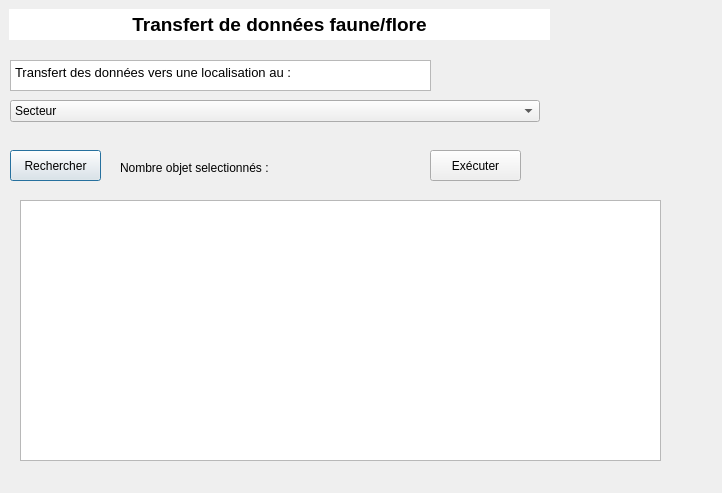
This is transdata/ui/form_settings.ui in CEN-Hauts-de-France/transdata as Qt 5 draws it before an edit. The edited form follows.
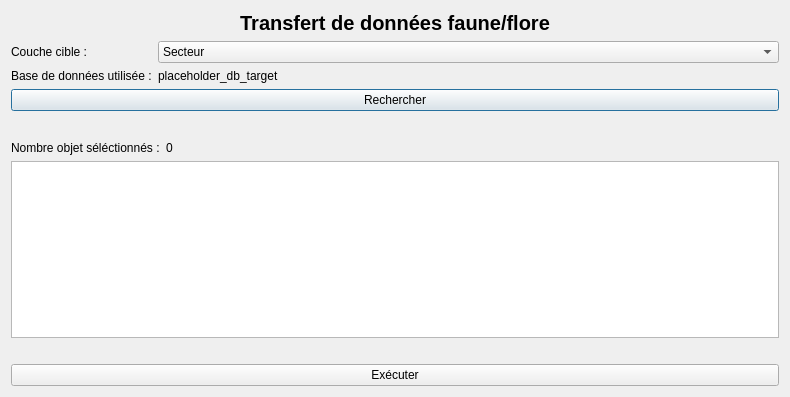
This is the edited form.

Commit message: Amélioration UI

The edit to the form file:
```diff
--- a/transdata/ui/form_settings.ui
+++ b/transdata/ui/form_settings.ui
@@ -6,8 +6,8 @@
    <rect>
     <x>0</x>
     <y>0</y>
-    <width>722</width>
-    <height>493</height>
+    <width>790</width>
+    <height>397</height>
    </rect>
   </property>
   <property name="windowTitle">
@@ -19,49 +19,46 @@
   <property name="locale">
    <locale language="English" country="UnitedStates"/>
   </property>
-  <widget class="QTextEdit" name="lbl_title">
-   <property name="enabled">
-    <bool>true</bool>
-   </property>
-   <property name="geometry">
-    <rect>
-     <x>9</x>
-     <y>9</y>
-     <width>541</width>
-     <height>31</height>
-    </rect>
-   </property>
-   <property name="focusPolicy">
-    <enum>Qt::NoFocus</enum>
-   </property>
-   <property name="autoFillBackground">
-    <bool>false</bool>
-   </property>
-   <property name="frameShape">
-    <enum>QFrame::NoFrame</enum>
-   </property>
-   <property name="frameShadow">
-    <enum>QFrame::Raised</enum>
-   </property>
-   <property name="lineWidth">
-    <number>0</number>
-   </property>
-   <property name="html">
-    <string>&lt;!DOCTYPE HTML PUBLIC &quot;-//W3C//DTD HTML 4.0//EN&quot; &quot;http://www.w3.org/TR/REC-html40/strict.dtd&quot;&gt;
-&lt;html&gt;&lt;head&gt;&lt;meta name=&quot;qrichtext&quot; content=&quot;1&quot; /&gt;&lt;style type=&quot;text/css&quot;&gt;
-p, li { white-space: pre-wrap; }
-&lt;/style&gt;&lt;/head&gt;&lt;body style=&quot; font-family:'Ubuntu'; font-size:11pt; font-weight:400; font-style:normal;&quot;&gt;
-&lt;p align=&quot;center&quot; style=&quot; margin-top:0px; margin-bottom:0px; margin-left:0px; margin-right:0px; -qt-block-indent:0; text-indent:0px;&quot;&gt;&lt;span style=&quot; font-family:'MS Shell Dlg 2'; font-size:14pt; font-weight:600;&quot;&gt;Transfert de données faune/flore&lt;/span&gt;&lt;/p&gt;&lt;/body&gt;&lt;/html&gt;</string>
-   </property>
-  </widget>
+  <layout class="QVBoxLayout" name="verticalLayout">
+   <item>
+    <widget class="QLabel" name="lbl_h1">
+     <property name="font">
+      <font>
+       <pointsize>15</pointsize>
+       <weight>75</weight>
+       <bold>true</bold>
+      </font>
+     </property>
+     <property name="cursor">
+      <cursorShape>BlankCursor</cursorShape>
+     </property>
+     <property name="locale">
+      <locale language="French" country="France"/>
+     </property>
+     <property name="text">
+      <string>Transfert de données faune/flore</string>
+     </property>
+     <property name="alignment">
+      <set>Qt::AlignCenter</set>
+     </property>
+    </widget>
+   </item>
+   <item>
+    <layout class="QFormLayout" name="formLayout_2">
+     <item row="1" column="0">
+      <widget class="QLabel" name="lbl_typCible">
+       <property name="locale">
+        <locale language="French" country="France"/>
+       </property>
+       <property name="text">
+        <string>Couche cible :</string>
+       </property>
+      </widget>
+     </item>
+     <item row="1" column="1">
   <widget class="QComboBox" name="cbx_typCible">
-   <property name="geometry">
-    <rect>
-     <x>10</x>
-     <y>100</y>
-     <width>530</width>
-     <height>22</height>
-    </rect>
+       <property name="locale">
+        <locale language="French" country="France"/>
    </property>
    <property name="currentText">
     <string>Secteur</string>
@@ -87,72 +84,100 @@
     </property>
    </item>
   </widget>
-  <widget class="QTextEdit" name="lbl_typCible">
-   <property name="geometry">
-    <rect>
-     <x>10</x>
-     <y>60</y>
-     <width>421</width>
-     <height>31</height>
-    </rect>
-   </property>
-   <property name="html">
-    <string>&lt;!DOCTYPE HTML PUBLIC &quot;-//W3C//DTD HTML 4.0//EN&quot; &quot;http://www.w3.org/TR/REC-html40/strict.dtd&quot;&gt;
-&lt;html&gt;&lt;head&gt;&lt;meta name=&quot;qrichtext&quot; content=&quot;1&quot; /&gt;&lt;style type=&quot;text/css&quot;&gt;
-p, li { white-space: pre-wrap; }
-&lt;/style&gt;&lt;/head&gt;&lt;body style=&quot; font-family:'Ubuntu'; font-size:11pt; font-weight:400; font-style:normal;&quot;&gt;
-&lt;p style=&quot; margin-top:0px; margin-bottom:0px; margin-left:0px; margin-right:0px; -qt-block-indent:0; text-indent:0px;&quot;&gt;&lt;span style=&quot; font-family:'MS Shell Dlg 2'; font-size:9.75pt;&quot;&gt;Transfert des données vers une localisation au :&lt;/span&gt;&lt;/p&gt;&lt;/body&gt;&lt;/html&gt;</string>
-   </property>
-  </widget>
+     </item>
+     <item row="3" column="0" colspan="2">
   <widget class="QPushButton" name="btn_recherch">
-   <property name="geometry">
-    <rect>
-     <x>10</x>
-     <y>150</y>
-     <width>91</width>
-     <height>31</height>
-    </rect>
+       <property name="locale">
+        <locale language="French" country="France"/>
    </property>
    <property name="text">
     <string>Rechercher</string>
    </property>
   </widget>
+     </item>
+     <item row="2" column="0">
+      <widget class="QLabel" name="lbl_database">
+       <property name="text">
+        <string>Base de données utilisée :</string>
+       </property>
+      </widget>
+     </item>
+     <item row="2" column="1">
+      <widget class="QLabel" name="lbl_database_value">
+       <property name="locale">
+        <locale language="French" country="France"/>
+       </property>
+       <property name="text">
+        <string>placeholder_db_target</string>
+       </property>
+      </widget>
+     </item>
+    </layout>
+   </item>
+   <item>
+    <spacer name="verticalSpacer">
+     <property name="orientation">
+      <enum>Qt::Vertical</enum>
+     </property>
+     <property name="sizeHint" stdset="0">
+      <size>
+       <width>20</width>
+       <height>40</height>
+      </size>
+     </property>
+    </spacer>
+   </item>
+   <item>
+    <layout class="QFormLayout" name="formLayout_3">
+     <item row="0" column="0">
   <widget class="QLabel" name="lbl_nbObjSel">
-   <property name="geometry">
-    <rect>
-     <x>120</x>
-     <y>160</y>
-     <width>201</width>
-     <height>16</height>
-    </rect>
+       <property name="locale">
+        <locale language="French" country="France"/>
    </property>
    <property name="text">
-    <string>Nombre objet selectionnés :</string>
-   </property>
-  </widget>
+        <string>Nombre objet séléctionnés :</string>
+       </property>
+      </widget>
+     </item>
+     <item row="0" column="1">
+      <widget class="QLabel" name="blb_nbObjSel_value">
+       <property name="locale">
+        <locale language="French" country="France"/>
+       </property>
+       <property name="text">
+        <string>0</string>
+       </property>
+      </widget>
+     </item>
+     <item row="1" column="0" colspan="2">
+      <widget class="QListWidget" name="lst_cibles"/>
+     </item>
+    </layout>
+   </item>
+   <item>
+    <spacer name="horizontalSpacer">
+     <property name="orientation">
+      <enum>Qt::Horizontal</enum>
+     </property>
+     <property name="sizeHint" stdset="0">
+      <size>
+       <width>40</width>
+       <height>20</height>
+      </size>
+     </property>
+    </spacer>
+   </item>
+   <item>
   <widget class="QPushButton" name="btn_exec">
-   <property name="geometry">
-    <rect>
-     <x>430</x>
-     <y>150</y>
-     <width>91</width>
-     <height>31</height>
-    </rect>
+     <property name="locale">
+      <locale language="French" country="France"/>
    </property>
    <property name="text">
     <string>Exécuter</string>
    </property>
   </widget>
-  <widget class="QListWidget" name="lst_cibles">
-   <property name="geometry">
-    <rect>
-     <x>20</x>
-     <y>200</y>
-     <width>641</width>
-     <height>261</height>
-    </rect>
-   </property>
-  </widget>
+   </item>
+  </layout>
  </widget>
  <resources/>
  <connections/>
```
Left out of the diff: 2 changed lines with no effect on the pictures. Lines whose indentation alone changed are shown as unchanged.
